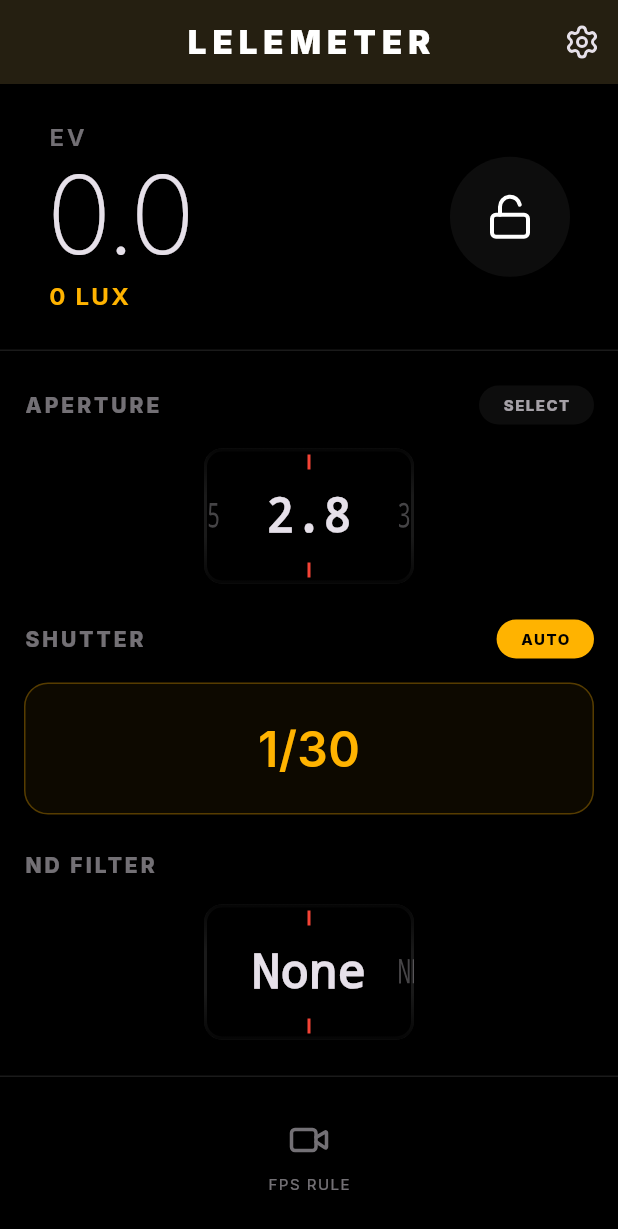
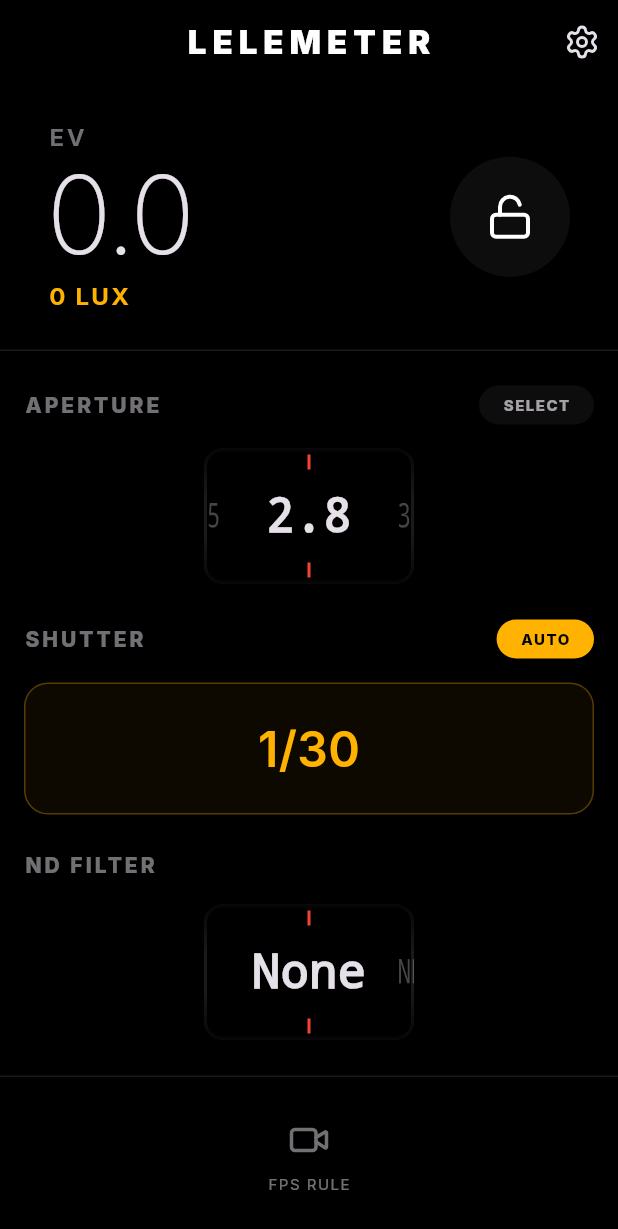
Before and after one commit to Aristyo2006/LELEMETER, a Flutter app: the screen it shows after launch, scrolled down 157 dp, on a phone screen of 412 x 824 dp. Shown: the top 1229 px of the screen. Run offline on Flutter 3.47's test engine with Material 3 defaults, Android fonts, the light colour scheme and no system bars; our stand-ins replace flutter_colorpicker, google_fonts, lucide_icons, shared_preferences; missing offline and left inert: ambient_light.

Commit message:
UI Refinement (1.1.1): Transparent AppBar and Status Bar toggle

```diff
--- a/lib/main.dart
+++ b/lib/main.dart
@@ -37,6 +37,11 @@
             ),
             textTheme: GoogleFonts.interTextTheme(ThemeData.light().textTheme),
             useMaterial3: true,
+            appBarTheme: const AppBarTheme(
+              backgroundColor: Colors.transparent,
+              elevation: 0,
+              surfaceTintColor: Colors.transparent,
+            ),
           ),
           darkTheme: ThemeData(
             brightness: Brightness.dark,
@@ -50,6 +55,11 @@
             ),
             textTheme: GoogleFonts.interTextTheme(ThemeData.dark().textTheme),
             useMaterial3: true,
+            appBarTheme: const AppBarTheme(
+              backgroundColor: Colors.transparent,
+              elevation: 0,
+              surfaceTintColor: Colors.transparent,
+            ),
           ),
           home: const SplashScreen(),
           debugShowCheckedModeBanner: false,
```
Also changed, not shown: lib/exposure_state.dart (+21 -0 lines), lib/light_meter_screen.dart (+9 -0 lines).
